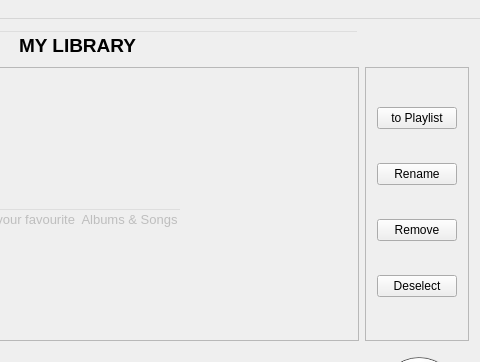
CermakM/MediaPlayer, file mainwin.ui: the form before one commit; both pictures show x 300 to 780 and y 0 to 362 of the 780 by 480 pixel window.
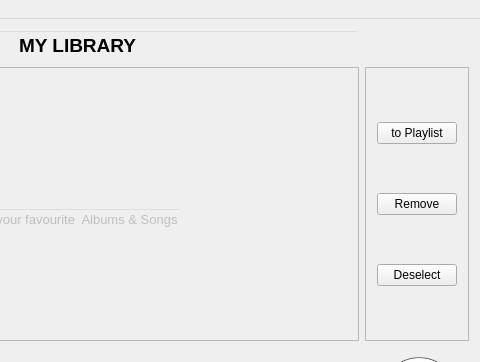
The form after the commit.

Diff of the .ui file:
```diff
--- a/mainwin.ui
+++ b/mainwin.ui
@@ -275,13 +275,6 @@
          </property>
         </widget>
        </item>
-       <item>
-        <widget class="QPushButton" name="ButtonRename">
-         <property name="text">
-          <string>Rename</string>
-         </property>
-        </widget>
-       </item>
        <item>
         <widget class="QPushButton" name="ButtonRemove">
          <property name="text">
```
